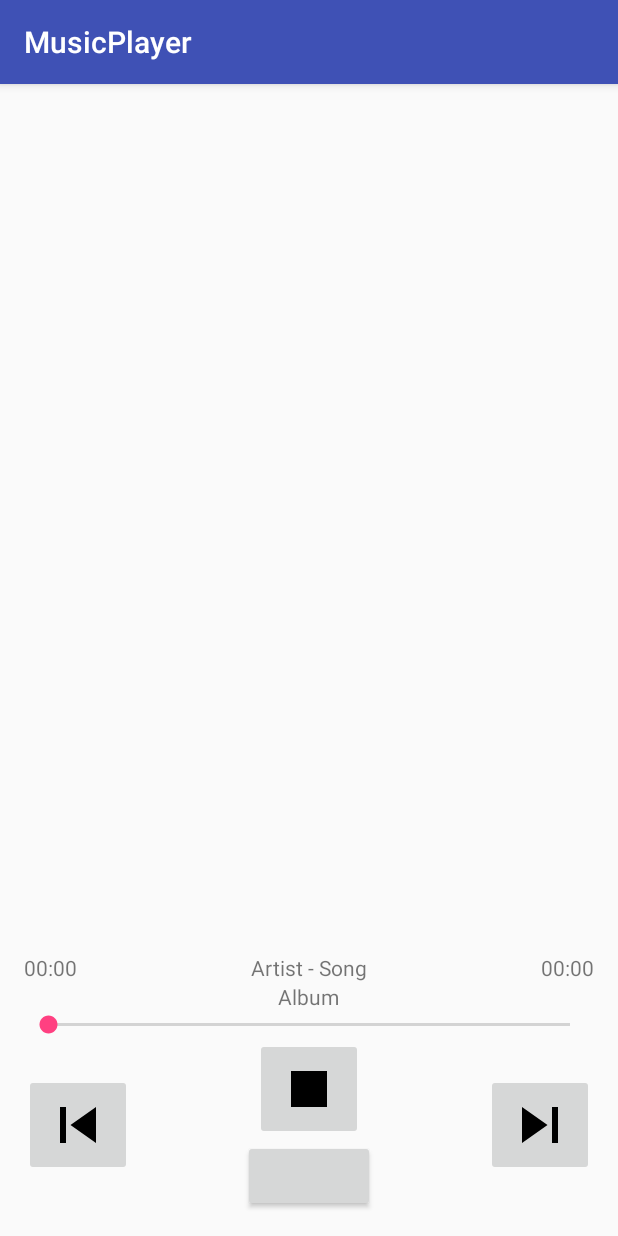
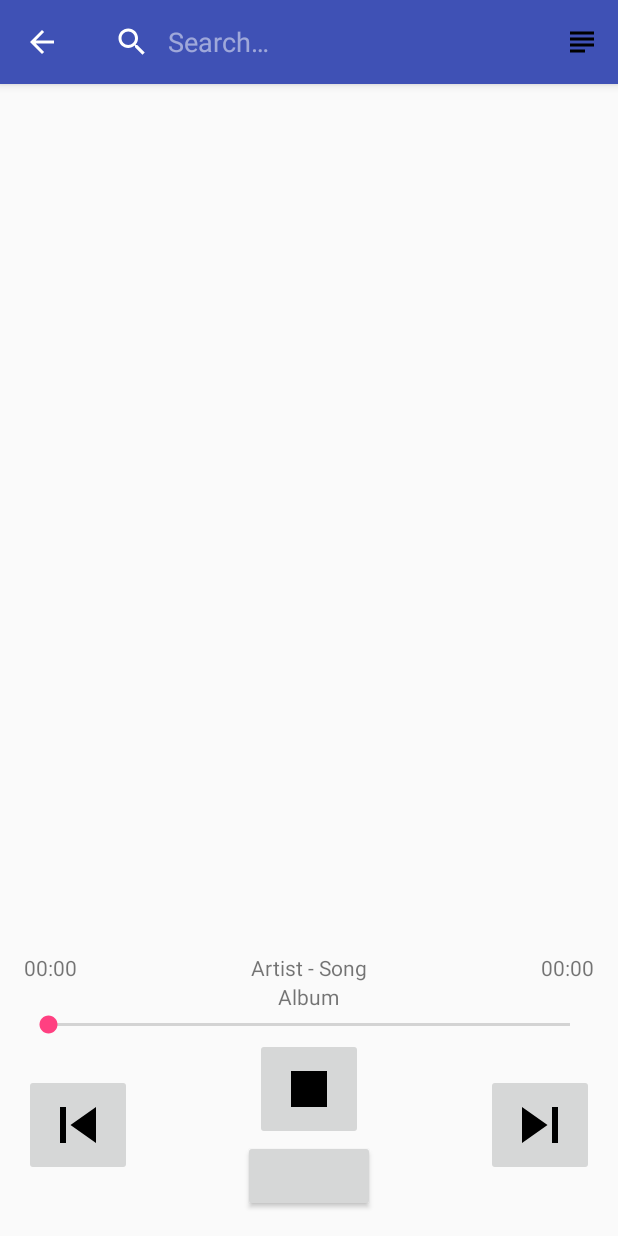
Before and after one commit to LanShunoda/MusicPlayer, an Android app: the screen it shows after launch (MainActivity), after a tap on an icon or button, on a phone screen of 412 x 824 dp. Run offline under Robolectric (Android 15) with nearby library versions, the phone set to English and light mode, and no system bars; libraries missing offline, so code that uses them is left out: com.wnafee.vector; plain views replace MorphButton; 21 statements that could not run were skipped; 2 other taps on this screen came first.

Commit message:
added searching

```diff
--- a/app/src/main/java/com/plorial/musicplayer/MVP_Main.java
+++ b/app/src/main/java/com/plorial/musicplayer/MVP_Main.java
@@ -5,6 +5,7 @@ import android.media.MediaPlayer;
 import android.os.Handler;
 
 import com.plorial.musicplayer.presenter.Presenter;
+import com.plorial.musicplayer.ui.SongsListFragment;
 
 import java.io.IOException;
 
@@ -57,6 +58,7 @@ public interface MVP_Main {
         void getAllSongs(SongsArrayAdapter adapter);
         void selectSong(int position);
         void setRequiredSongsListOps(RequiredSongsListOps requiredSongsListOps);
+        void search(SongsListFragment.SearchOption option, String query);
     }
 
     /**
--- a/app/src/main/java/com/plorial/musicplayer/ui/MainActivity.java
+++ b/app/src/main/java/com/plorial/musicplayer/ui/MainActivity.java
@@ -6,9 +6,9 @@ import android.content.ComponentName;
 import android.content.Context;
 import android.content.Intent;
 import android.content.ServiceConnection;
+import android.os.Bundle;
 import android.os.IBinder;
 import android.support.v7.app.AppCompatActivity;
-import android.os.Bundle;
 import android.util.Log;
 
 import com.plorial.musicplayer.BackgroundAudioService;
--- a/app/src/main/java/com/plorial/musicplayer/ui/SongsListFragment.java
+++ b/app/src/main/java/com/plorial/musicplayer/ui/SongsListFragment.java
@@ -1,12 +1,19 @@
 package com.plorial.musicplayer.ui;
 
 import android.app.Fragment;
+import android.app.SearchManager;
+import android.content.Context;
 import android.graphics.drawable.Drawable;
 import android.os.Bundle;
 import android.support.annotation.Nullable;
 import android.support.v7.widget.AppCompatImageView;
+import android.support.v7.widget.SearchView;
 import android.util.Log;
 import android.view.LayoutInflater;
+import android.view.Menu;
+import android.view.MenuInflater;
+import android.view.MenuItem;
+import android.view.SubMenu;
 import android.view.View;
 import android.view.ViewGroup;
 import android.widget.AdapterView;
@@ -17,7 +24,6 @@ import com.plorial.musicplayer.R;
 import com.plorial.musicplayer.SongsArrayAdapter;
 import com.plorial.musicplayer.presenter.Presenter;
 import com.wnafee.vector.compat.ResourcesCompat;
-import com.wnafee.vector.compat.VectorDrawable;
 
 /**
  * Created by plorial on 8/9/16.
@@ -32,6 +38,12 @@ public class SongsListFragment extends Fragment implements AdapterView.OnItemCli
 
     private Drawable play;
     private Drawable audioTrack;
+
+    @Override
+    public void onCreate(Bundle savedInstanceState) {
+        super.onCreate(savedInstanceState);
+        setHasOptionsMenu(true);
+    }
 
     @Nullable
     @Override
@@ -71,4 +83,67 @@ public class SongsListFragment extends Fragment implements AdapterView.OnItemCli
         presenter.getAllSongs(adapter);
         presenter.setRequiredSongsListOps(this);
     }
+
+    @Override
+    public void onCreateOptionsMenu(Menu menu, MenuInflater inflater) {
+        super.onCreateOptionsMenu(menu, inflater);
+        inflater.inflate(R.menu.options_menu, menu);
+
+        final MenuItem searchItem = menu.findItem(R.id.search);
+        MenuItem searchParams = menu.findItem(R.id.serch_params);
+        final SubMenu params = searchParams.getSubMenu();
+        SearchView searchView = (SearchView) searchItem.getActionView();
+
+        SearchManager searchManager = (SearchManager) getActivity().getSystemService(Context.SEARCH_SERVICE);
+        if(null!=searchManager ) {
+            searchView.setSearchableInfo(searchManager.getSearchableInfo(getActivity().getComponentName()));
+        }
+        searchView.setIconifiedByDefault(false);
+        searchView.setOnQueryTextListener(new SearchView.OnQueryTextListener() {
+            @Override
+            public boolean onQueryTextSubmit(String query) {
+                presenter.search(getSearchOption(params),query);
+                return true;
+            }
+
+            @Override
+            public boolean onQueryTextChange(String newText) {
+                return false;
+            }
+        });
+    }
+
+    private SearchOption getSearchOption(SubMenu menu){
+        if(menu.findItem(R.id.menu_album).isChecked()){
+            return SearchOption.ALBUM;
+        } else if(menu.findItem(R.id.menu_artist).isChecked()){
+            return SearchOption.ARTIST;
+        } else return SearchOption.TITLE;
+
+    }
+
+    @Override
+    public boolean onOptionsItemSelected(MenuItem item) {
+        switch (item.getItemId()) {
+            case R.id.menu_title:
+                if (item.isChecked()) item.setChecked(false);
+                else item.setChecked(true);
+                break;
+            case R.id.menu_artist:
+                if (item.isChecked()) item.setChecked(false);
+                else item.setChecked(true);
+                break;
+            case R.id.menu_album:
+                if (item.isChecked()) item.setChecked(false);
+                else item.setChecked(true);
+                break;
+            default:
+                return super.onOptionsItemSelected(item);
+        }
+        return true;
+    }
+
+    public enum SearchOption{
+        TITLE, ARTIST, ALBUM
+    }
 }
--- /dev/null
+++ b/app/src/main/res/drawable/ic_search_black_36px.xml
@@ -0,0 +1,4 @@
+<vector android:height="24dp" android:viewportHeight="24.0"
+    android:viewportWidth="24.0" android:width="24dp" xmlns:android="http://schemas.android.com/apk/res/android">
+    <path android:fillColor="#000000" android:pathData="M15.5,14h-0.79l-0.28,-0.27C15.41,12.59 16,11.11 16,9.5 16,5.91 13.09,3 9.5,3S3,5.91 3,9.5 5.91,16 9.5,16c1.61,0 3.09,-0.59 4.23,-1.57l0.27,0.28v0.79l5,4.99L20.49,19l-4.99,-5zM9.5,14C7.01,14 5,11.99 5,9.5S7.01,5 9.5,5 14,7.01 14,9.5 11.99,14 9.5,14z"/>
+</vector>
--- /dev/null
+++ b/app/src/main/res/drawable/ic_subject_black_36px.xml
@@ -0,0 +1,4 @@
+<vector android:height="24dp" android:viewportHeight="24.0"
+    android:viewportWidth="24.0" android:width="24dp" xmlns:android="http://schemas.android.com/apk/res/android">
+    <path android:fillColor="#000000" android:pathData="M14,17L4,17v2h10v-2zM20,9L4,9v2h16L20,9zM4,15h16v-2L4,13v2zM4,5v2h16L20,5L4,5z"/>
+</vector>
--- /dev/null
+++ b/app/src/main/res/menu/options_menu.xml
@@ -0,0 +1,27 @@
+<?xml version="1.0" encoding="utf-8"?>
+<menu xmlns:android="http://schemas.android.com/apk/res/android"
+    xmlns:app="http://schemas.android.com/apk/res-auto">
+    <item android:id="@+id/search"
+        android:title="@string/search_title"
+        android:icon="@drawable/ic_search_black_36px"
+        app:showAsAction="ifRoom|collapseActionView"
+        app:actionViewClass="android.support.v7.widget.SearchView" >
+
+    </item>
+
+    <item android:id="@+id/serch_params"
+        android:icon="@drawable/ic_subject_black_36px"
+        app:showAsAction="ifRoom"
+        android:title="Search params" >
+        <menu>
+            <group android:checkableBehavior="single">
+            <item android:id="@+id/menu_title"
+                android:title="Title" />
+            <item android:id="@+id/menu_artist"
+                android:title="Artist" />
+            <item android:id="@+id/menu_album"
+                android:title="Album" />
+            </group>
+        </menu>
+    </item>
+</menu>
--- a/app/src/main/res/values/strings.xml
+++ b/app/src/main/res/values/strings.xml
@@ -1,3 +1,4 @@
 <resources>
     <string name="app_name">MusicPlayer</string>
+    <string name="search_title">Search</string>
 </resources>
```
Also changed, not shown: app/src/main/java/com/plorial/musicplayer/presenter/Presenter.java (+32 -0 lines).
